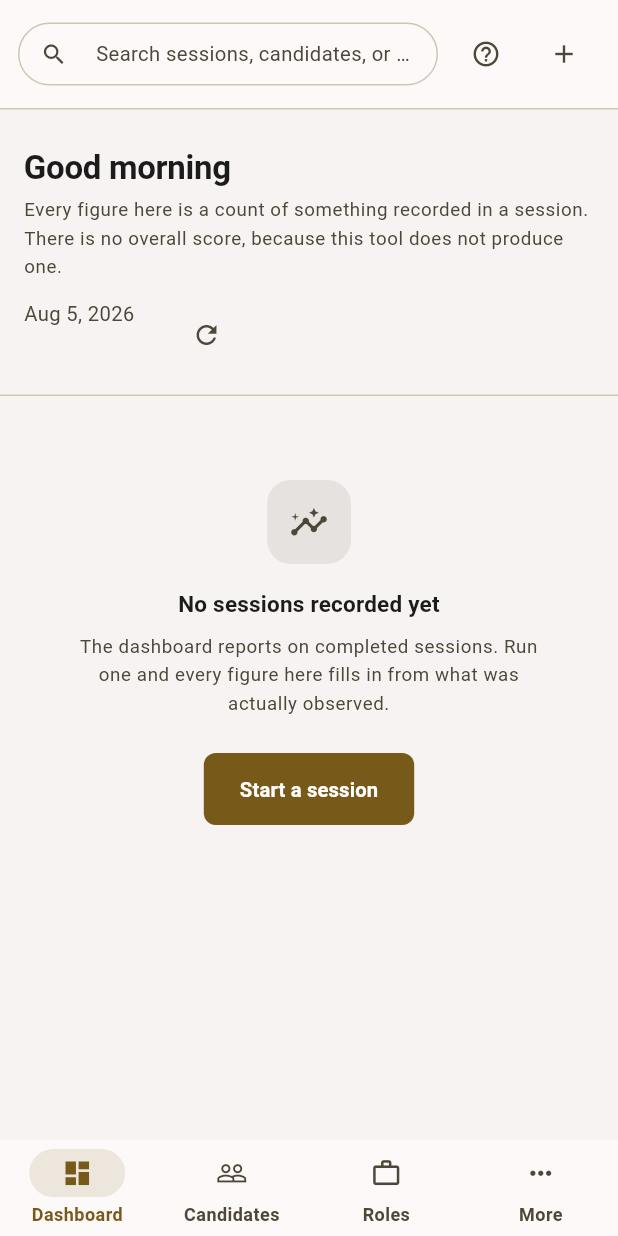
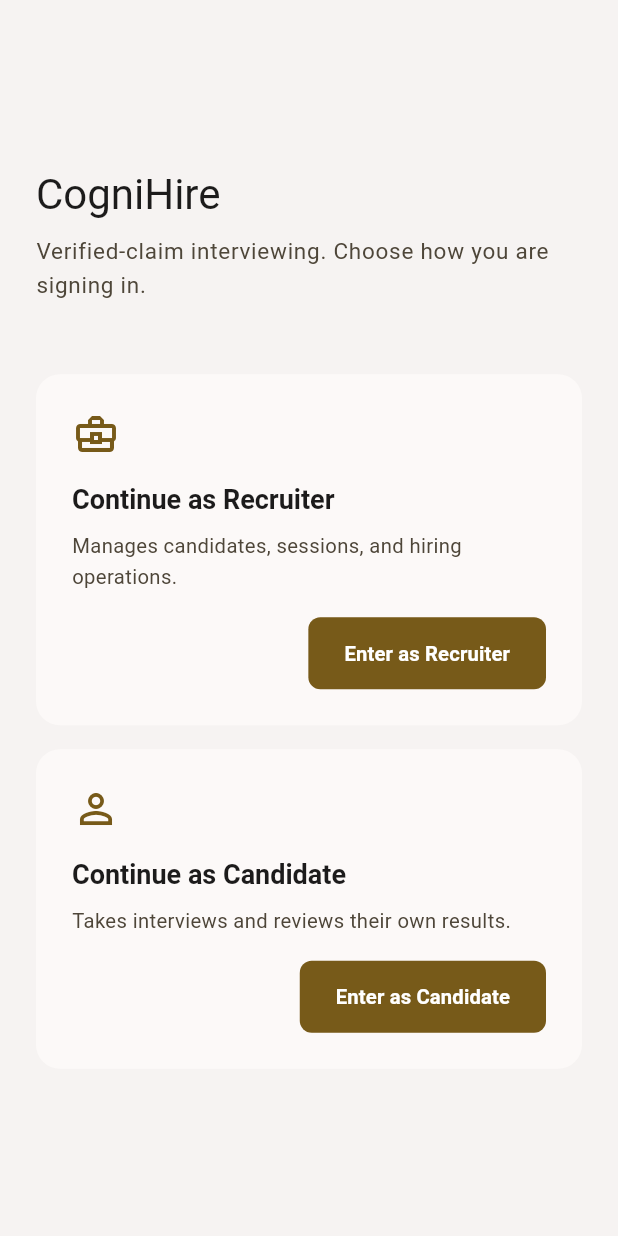
Before and after one commit to devesh-386/cognihire-, a Flutter app: the screen it shows after launch, on a phone screen of 412 x 824 dp. Run offline on Flutter 3.47's test engine with Material 3 defaults, Android fonts, the phone set to English and light mode, and no system bars; our stand-ins replace camera, file_picker, flutter_tts, speech_to_text, supabase_flutter; missing offline and left inert: syncfusion_flutter_pdf; accounts and stored records are empty.

Commit message:
feat(auth): add sign-in chooser gate — two logins (HR + candidate)
The running app was a single-operator workspace; UserRole's own docs
always described "two experiences" behind a sign-in chooser. This wires
that spine: a role chooser is now the app's front door, selecting a role
constructs a Principal (recruiter in an org, candidate with none) and
mounts the app for that person, and tapping the identity chip signs out
back to the chooser (with a confirm).

Structure-first slice — existing screens are untouched so the suite stays
green; the per-role navigation split is the next slice. A widget test
caught and fixed an infinite-height layout bug in the chooser.

Co-Authored-By: Claude Opus 5 <noreply@anthropic.com>

```diff
--- /dev/null
+++ b/lib/features/auth/sign_in_screen.dart
@@ -0,0 +1,163 @@
+import 'package:flutter/material.dart';
+
+import '../../core/auth/principal.dart';
+import '../../core/auth/user_role.dart';
+import '../../core/design/app_theme.dart';
+
+/// The app's front door: choose which experience you are signing into.
+///
+/// ## Why a chooser, not a password form (yet)
+///
+/// The product has always described two experiences — [UserRole]'s own
+/// documentation calls this "the sign-in chooser". Real credential verification
+/// is a later slice (the `AuthStore`/`SupabaseAuthStore` already exist for it);
+/// this screen's job is the structural one the app was missing entirely: making
+/// "I am HR" and "I am the candidate" two distinct entry points that mount two
+/// distinct experiences. Until credentials are wired, choosing a role
+/// constructs a [Principal] for a demo account of that role.
+///
+/// The [Principal] this produces is the one and only thing downstream code
+/// reads to decide what a person may see — see `Principal.can`.
+class SignInScreen extends StatelessWidget {
+  const SignInScreen({super.key, required this.onSignIn});
+
+  /// Called with a constructed principal once a role is chosen. The app swaps
+  /// this screen for that role's shell.
+  final void Function(Principal principal) onSignIn;
+
+  /// Builds the demo principal for a chosen role. Recruiters belong to an
+  /// organisation; candidates deliberately do not (see `Principal.organisationId`).
+  Principal _principalFor(UserRole role) => switch (role) {
+        UserRole.recruiter => const Principal(
+            id: 'demo-hr',
+            email: 'hr@acme.example',
+            role: UserRole.recruiter,
+            displayName: 'Acme Talent',
+            organisationId: 'org-acme',
+          ),
+        UserRole.candidate => const Principal(
+            id: 'demo-candidate',
+            email: 'candidate@example.com',
+            role: UserRole.candidate,
+            displayName: 'Jordan Rivera',
+          ),
+      };
+
+  @override
+  Widget build(BuildContext context) {
+    final theme = Theme.of(context);
+    return Scaffold(
+      body: Center(
+        child: SingleChildScrollView(
+          padding: const EdgeInsets.all(Spacing.xl),
+          child: ConstrainedBox(
+            constraints: const BoxConstraints(maxWidth: 720),
+            child: Column(
+              mainAxisSize: MainAxisSize.min,
+              crossAxisAlignment: CrossAxisAlignment.start,
+              children: [
+                Text('CogniHire', style: theme.textTheme.headlineMedium),
+                const SizedBox(height: Spacing.sm),
+                Text(
+                  'Verified-claim interviewing. Choose how you are signing in.',
+                  style: theme.textTheme.bodyLarge
+                      ?.copyWith(color: theme.colorScheme.onSurfaceVariant),
+                ),
+                const SizedBox(height: Spacing.section),
+                LayoutBuilder(
+                  builder: (context, constraints) {
+                    final wide = constraints.maxWidth > 560;
+                    final cards = [
+                      _RoleCard(
+                        role: UserRole.recruiter,
+                        icon: Icons.business_center_outlined,
+                        onTap: () => onSignIn(_principalFor(UserRole.recruiter)),
+                      ),
+                      _RoleCard(
+                        role: UserRole.candidate,
+                        icon: Icons.person_outline,
+                        onTap: () => onSignIn(_principalFor(UserRole.candidate)),
+                      ),
+                    ];
+                    return wide
+                        // IntrinsicHeight so the two cards match height without
+                        // being handed the scroll view's unbounded height.
+                        ? IntrinsicHeight(
+                            child: Row(
+                              crossAxisAlignment: CrossAxisAlignment.stretch,
+                              children: [
+                                Expanded(child: cards[0]),
+                                const SizedBox(width: Spacing.lg),
+                                Expanded(child: cards[1]),
+                              ],
+                            ),
+                          )
+                        : Column(
+                            children: [
+                              cards[0],
+                              const SizedBox(height: Spacing.lg),
+                              cards[1],
+                            ],
+                          );
+                  },
+                ),
+              ],
+            ),
+          ),
+        ),
+      ),
+    );
+  }
+}
+
+class _RoleCard extends StatelessWidget {
+  const _RoleCard({
+    required this.role,
+    required this.icon,
+    required this.onTap,
+  });
+
+  final UserRole role;
+  final IconData icon;
+  final VoidCallback onTap;
+
+  @override
+  Widget build(BuildContext context) {
+    final theme = Theme.of(context);
+    return Card(
+      clipBehavior: Clip.antiAlias,
+      shape: RoundedRectangleBorder(
+        borderRadius: BorderRadius.circular(Radii.surface),
+      ),
+      child: InkWell(
+        onTap: onTap,
+        child: Padding(
+          padding: const EdgeInsets.all(Spacing.xl),
+          child: Column(
+            crossAxisAlignment: CrossAxisAlignment.start,
+            children: [
+              Icon(icon, size: 32, color: theme.colorScheme.primary),
+              const SizedBox(height: Spacing.lg),
+              Text('Continue as ${role.label}',
+                  style: theme.textTheme.titleLarge),
+              const SizedBox(height: Spacing.sm),
+              Text(
+                role.description,
+                style: theme.textTheme.bodyMedium
+                    ?.copyWith(color: theme.colorScheme.onSurfaceVariant),
+              ),
+              const SizedBox(height: Spacing.lg),
+              Align(
+                alignment: Alignment.centerRight,
+                child: FilledButton(
+                  onPressed: onTap,
+                  child: Text('Enter as ${role.label}'),
+                ),
+              ),
+            ],
+          ),
+        ),
+      ),
+    );
+  }
+}
```
Also changed, not shown: lib/main.dart (+59 -4 lines), 1 other file.
